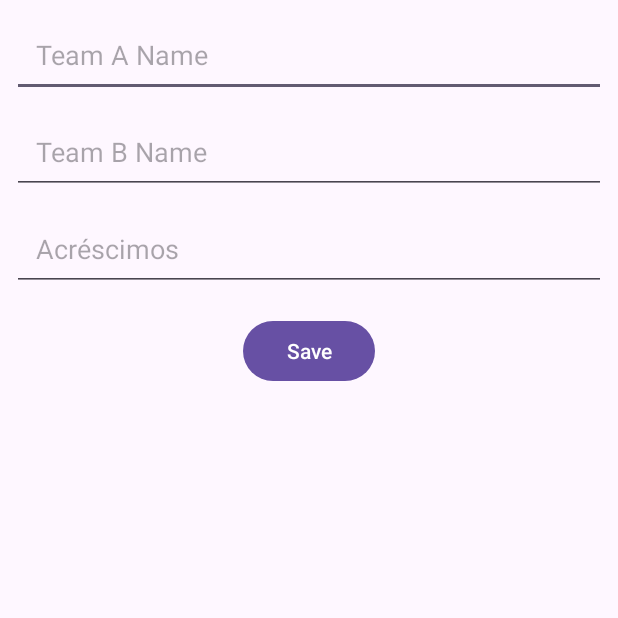
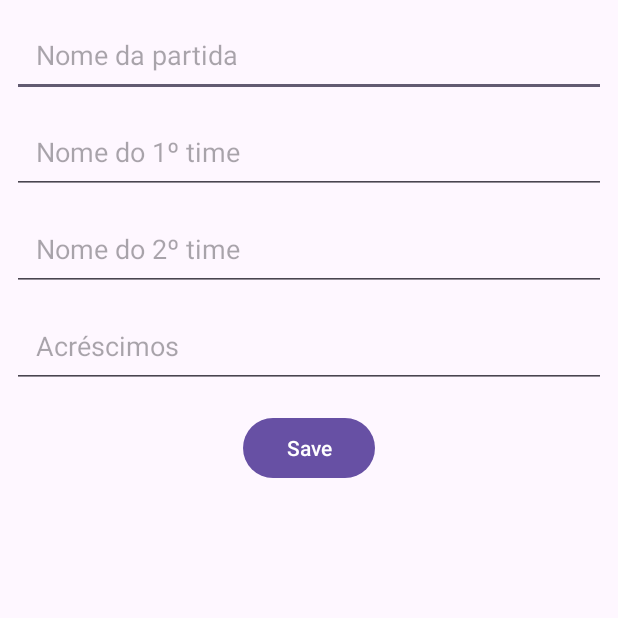
Before and after one commit to osCappuccinos/PDM-Placar, an Android app: the SettingsActivity screen opened directly, with no data from a screen before it, on a phone screen of 412 x 824 dp, the top half of it. Run offline under Robolectric (Android 15) with nearby library versions, the phone set to English and light mode, and no system bars.

Commit message:
Addition of a "match name" edit text component

```diff
--- a/app/src/main/java/com/pdm/placar/SettingsActivity.kt
+++ b/app/src/main/java/com/pdm/placar/SettingsActivity.kt
@@ -27,12 +27,14 @@ class SettingsActivity : AppCompatActivity() {
             val teamA = binding.teamANameEditText.text.toString()
             val teamB = binding.teamBNameEditText.text.toString()
             val extraTime = binding.extraTime.text.toString()
+            val matchName = binding.matchNameEditText.text.toString()
 
             sharedPreferences
                 .edit()
                 .putString(TEAM_A_NAME, teamA)
                 .putString(TEAM_B_NAME, teamB)
                 .putString(EXTRA_TIME, extraTime)
+                .putString(MATCH_NAME, matchName)
                 .apply()
 
             val intent = Intent(this, MainActivity::class.java)
@@ -40,6 +42,7 @@ class SettingsActivity : AppCompatActivity() {
             intent.putExtra(TEAM_A_NAME, teamA)
             intent.putExtra(TEAM_B_NAME, teamB)
             intent.putExtra(EXTRA_TIME, extraTime)
+            intent.putExtra(MATCH_NAME, matchName)
 
             startActivity(intent)
             finish()
@@ -55,11 +58,16 @@ class SettingsActivity : AppCompatActivity() {
 
         val extraTime = sharedPreferences.getString(EXTRA_TIME, "")
         binding.extraTime.text = Editable.Factory.getInstance().newEditable(extraTime)
+
+        val matchName = sharedPreferences.getString(MATCH_NAME, "") // Retrieve the match name
+        binding.matchNameEditText.text = Editable.Factory.getInstance().newEditable(matchName)
     }
+
 
     companion object {
         const val TEAM_A_NAME = "TEAM_A_NAME"
         const val TEAM_B_NAME = "TEAM_B_NAME"
         const val EXTRA_TIME = "EXTRA_TIME"
+        const val MATCH_NAME = "MATCH_NAME" // Key for the match name
     }
 }
--- a/app/src/main/res/layout/activity_settings.xml
+++ b/app/src/main/res/layout/activity_settings.xml
@@ -8,10 +8,10 @@
     tools:context=".SettingsActivity">
 
     <EditText
-        android:id="@+id/teamANameEditText"
+        android:id="@+id/matchNameEditText"
         android:layout_width="0dp"
         android:layout_height="wrap_content"
-        android:hint="Team A Name"
+        android:hint="Nome da partida"
         app:layout_constraintStart_toStartOf="parent"
         app:layout_constraintEnd_toEndOf="parent"
         app:layout_constraintTop_toTopOf="parent"
@@ -19,10 +19,21 @@
         android:layout_margin="8dp"/>
 
     <EditText
+        android:id="@+id/teamANameEditText"
+        android:layout_width="0dp"
+        android:layout_height="wrap_content"
+        android:hint="Nome do 1º time"
+        app:layout_constraintStart_toStartOf="parent"
+        app:layout_constraintEnd_toEndOf="parent"
+        app:layout_constraintTop_toBottomOf="@+id/matchNameEditText"
+        android:padding="16dp"
+        android:layout_margin="8dp"/>
+
+    <EditText
         android:id="@+id/teamBNameEditText"
         android:layout_width="0dp"
         android:layout_height="wrap_content"
-        android:hint="Team B Name"
+        android:hint="Nome do 2º time"
         app:layout_constraintStart_toStartOf="parent"
         app:layout_constraintEnd_toEndOf="parent"
         app:layout_constraintTop_toBottomOf="@+id/teamANameEditText"
@@ -41,6 +52,7 @@
         android:padding="16dp"
         android:layout_margin="8dp"/>
 
+
     <Button
         android:id="@+id/saveButton"
         android:layout_width="wrap_content"
```
